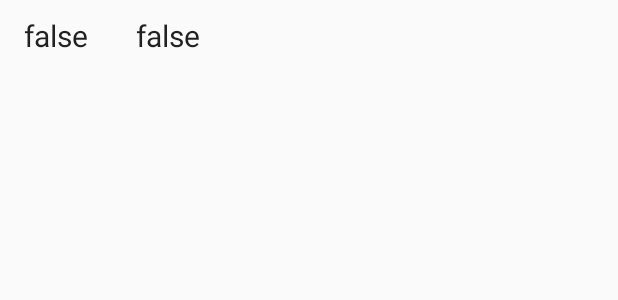
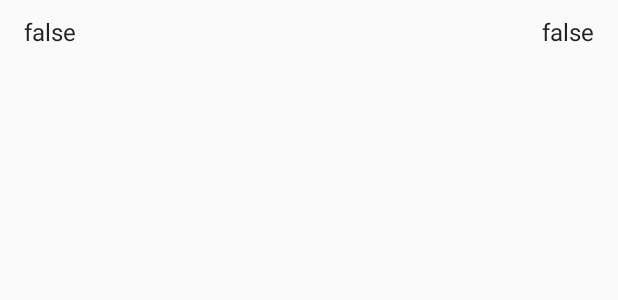
Before and after one commit to evgenyneu/water-footprint-android, an Android app: the layout product_row.xml on its own in the app's theme, with its tools: preview values and no code run, on a phone screen of 412 x 824 dp. Shown: the top 300 px of the screen. Run offline under Robolectric (Android 15) with nearby library versions, the light colour scheme and no system bars; network calls fail.

```diff
--- a/app/src/main/res/layout/product_row.xml
+++ b/app/src/main/res/layout/product_row.xml
@@ -2,14 +2,16 @@
 <LinearLayout xmlns:android="http://schemas.android.com/apk/res/android"
     android:layout_width="match_parent"
     android:layout_height="wrap_content"
-    android:orientation="horizontal">
+    android:orientation="horizontal"
+    android:paddingTop="10dp"
+    android:paddingBottom="10dp">
 
     <TextView
         android:id="@+id/product_name"
         android:layout_width="wrap_content"
         android:layout_height="wrap_content"
         android:text="@+id/product_name"
-        android:textSize="20dp"
+        android:layout_weight="1"
 
         android:textAppearance="?android:attr/textAppearanceListItemSmall"
         android:gravity="center_vertical"
@@ -18,17 +20,14 @@
         android:paddingEnd="?android:attr/listPreferredItemPaddingEnd"
         android:paddingLeft="?android:attr/listPreferredItemPaddingLeft"
         android:paddingRight="?android:attr/listPreferredItemPaddingRight"
-
-        android:minHeight="?android:attr/listPreferredItemHeightSmall"
         >
     </TextView>
 
     <TextView
         android:id="@+id/product_water_footprint"
         android:layout_width="wrap_content"
-        android:layout_height="wrap_content"
+        android:layout_height="match_parent"
         android:text="@+id/product_water_footprint"
-        android:textSize="20dp"
 
         android:textAppearance="?android:attr/textAppearanceListItemSmall"
         android:gravity="center_vertical"
@@ -37,7 +36,6 @@
         android:paddingEnd="?android:attr/listPreferredItemPaddingEnd"
         android:paddingLeft="?android:attr/listPreferredItemPaddingLeft"
         android:paddingRight="?android:attr/listPreferredItemPaddingRight"
-
-        android:minHeight="?android:attr/listPreferredItemHeightSmall">
+        >
     </TextView>
 </LinearLayout>
```
